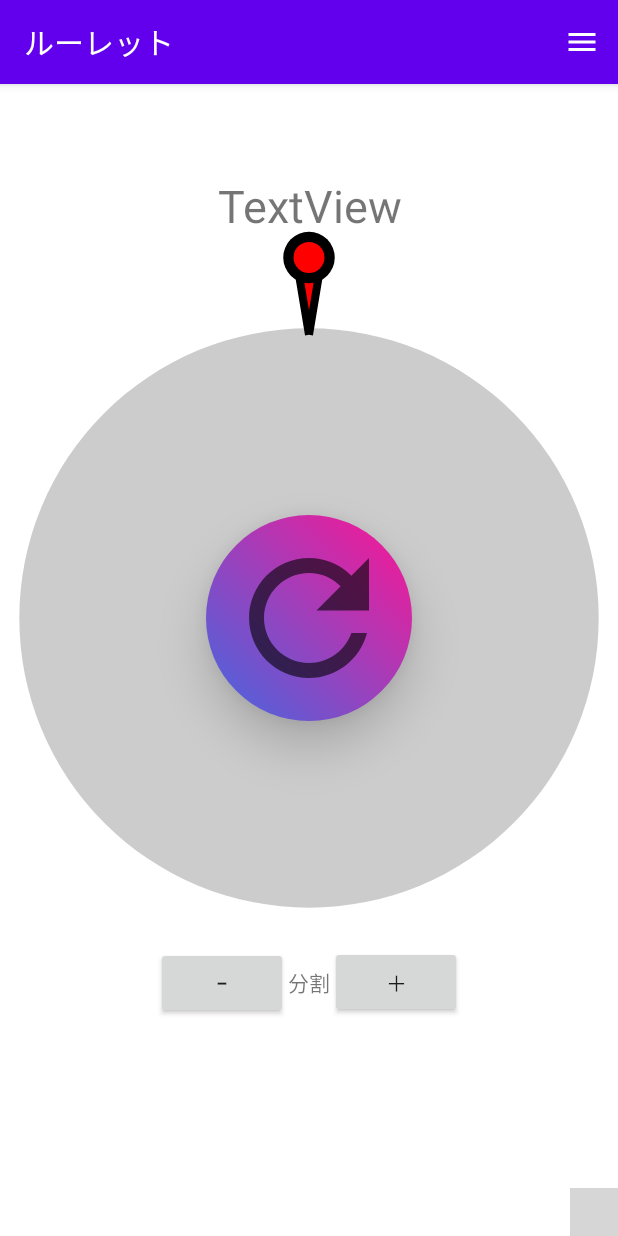
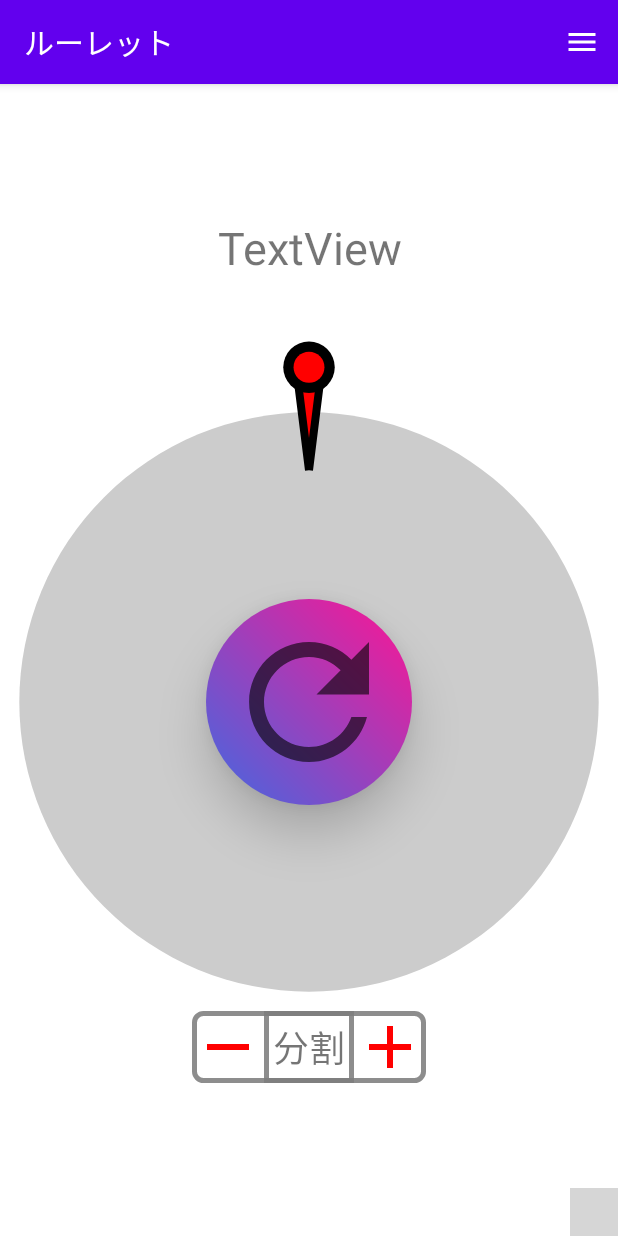
Before and after one commit to kasaiS-2-S-2/Cheat_Roulette, an Android app: the screen it shows after launch (MainActivity), on a phone screen of 412 x 824 dp. Run offline under Robolectric (Android 15) with nearby library versions, the light colour scheme and no system bars; our stand-ins replace Room's generated code; libraries missing offline, so code that uses them is left out: jahirfiquitiva.libs.fabsmenu; plain views replace FABsMenu, FABsMenuLayout, TitleFAB; pictures from the network do not load; 9 statements that could not run were skipped; grey boxes are pictures that could not be loaded.

Commit message:
adjusted layout

```diff
--- a/app/src/main/java/com/e/myroulette1/MainActivity.java
+++ b/app/src/main/java/com/e/myroulette1/MainActivity.java
@@ -17,11 +17,15 @@ import android.view.Gravity;
 import android.view.Menu;
 import android.view.MenuItem;
 import android.view.View;
+import android.view.ViewGroup;
 import android.view.WindowManager;
 import android.view.animation.Animation;
 import android.view.animation.DecelerateInterpolator;
+import android.view.animation.LinearInterpolator;
 import android.view.animation.RotateAnimation;
 import android.widget.Button;
+import android.widget.ImageButton;
+import android.widget.LinearLayout;
 import android.widget.RadioButton;
 import android.widget.RelativeLayout;
 import android.widget.TextView;
@@ -67,12 +71,15 @@ public class MainActivity extends AppCompatActivity {
     private PushImageButton rouletteStartButton;
     private TextView resultTextView;
     private Button resetButton;
-    private Button plusButton;
-    private Button minusButton;
+    //private Button plusButton;
+    //private Button minusButton;
+    private ImageButton plusButton;
+    private ImageButton minusButton;
     private Button createButton;
     private Button checkButton;
     private Button editButton;
     private Button toMyRouletteButton;
+    private LinearLayout splitButtonLayout;
     private ConstraintLayout constraintLayout;
     private DrawerLayout drawerLayout;
     private NavigationView navigationView;
@@ -251,7 +258,6 @@ public class MainActivity extends AppCompatActivity {
         //relativeLayout = findViewById(R.id.relativeLayout_main);
 
 
-        constraintLayout = findViewById(R.id.constraintLayout);
         toolbar = findViewById(R.id.toolbar_main);
         toolbar.setTitle("ルーレット");
         setSupportActionBar(toolbar);
@@ -268,8 +274,15 @@ public class MainActivity extends AppCompatActivity {
         Point displayAre = new Point();
         disp.getSize(displayAre);
 
+        constraintLayout = findViewById(R.id.constraintLayout);
         constraintLayout.getViewById(R.id.rouletteStartButton).getLayoutParams().width = displayAre.x / 3;
         constraintLayout.getViewById(R.id.rouletteStartButton).getLayoutParams().height = displayAre.x / 3;
+
+        splitButtonLayout = findViewById(R.id.split_button_layout);
+        ViewGroup.LayoutParams layoutParams = splitButtonLayout.getLayoutParams();
+        ViewGroup.MarginLayoutParams marginLayoutParams = (ViewGroup.MarginLayoutParams) layoutParams;
+        marginLayoutParams.setMargins(0, displayAre.x / 3, 0, 0);
+        splitButtonLayout.setLayoutParams(marginLayoutParams);
         //Matrix matrix = new Matrix();
         //matrix.setScale(displayAre.x * 2f / 9f, displayAre.x * 2f / 9f);
         //matrix.setScale(3, 3);
@@ -630,7 +643,8 @@ public class MainActivity extends AppCompatActivity {
             public void onClick(View view) {
                 if (rouletteExists) {
                     //背景色、resultTextViewをそれぞれ初期化する
-                    constraintLayout.setBackgroundColor(Color.parseColor("#FFFFFF"));
+                    //constraintLayout.setBackgroundColor(Color.parseColor("#FFFFFF"));
+                    changeBackgroundColorWithAnimation(Color.parseColor("#FFFFFFFF"));
                     resultTextView.setText("");
                     //RouletteView roulette = (RouletteView) rouletteViewInLayout;
                     (rouletteViewInLayout.splitCount)++;
@@ -648,7 +662,8 @@ public class MainActivity extends AppCompatActivity {
             public void onClick(View view) {
                 if (rouletteExists) {
                     //背景色、resultTextViewをそれぞれ初期化する
-                    constraintLayout.setBackgroundColor(Color.parseColor("#FFFFFF"));
+                    //constraintLayout.setBackgroundColor(Color.parseColor("#FFFFFF"));
+                    changeBackgroundColorWithAnimation(Color.parseColor("#FFFFFFFF"));
                     resultTextView.setText("");
                     //RouletteView roulette = (RouletteView) rouletteViewInLayout;
                     if (rouletteViewInLayout.splitCount >= 2) {
@@ -981,7 +996,7 @@ public class MainActivity extends AppCompatActivity {
         int colorFrom = ((ColorDrawable)constraintLayout.getBackground()).getColor();
         int colorTo = toColor;
         ValueAnimator colorAnimation = ValueAnimator.ofObject(new ArgbEvaluator(), colorFrom, colorTo);
-        colorAnimation.setDuration(100);
+        colorAnimation.setDuration(200);
         colorAnimation.addUpdateListener(new ValueAnimator.AnimatorUpdateListener() {
 
             @Override
--- a/app/src/main/java/com/e/myroulette1/PointerView.java
+++ b/app/src/main/java/com/e/myroulette1/PointerView.java
@@ -150,11 +150,11 @@ public class PointerView extends View {
 
         // 三角形を書く
         float tx1 = xc;
-        float ty1 = xc + xc/4 - xc/6;
-        float tx2 = xc - xc/24;
-        float ty2 = yc - xc - xc/6;
-        float tx3 = xc + xc/24;
-        float ty3 = yc - xc - xc/6;
+        float ty1 = yc - xc - (xc/12) + (xc/3);
+        float tx2 = xc - (xc/24);
+        float ty2 = yc - xc - (xc/12);
+        float tx3 = xc + (xc/24);
+        float ty3 = yc - xc - (xc/12);
 
         //paint.setStrokeWidth(10);
         path.moveTo(tx1, ty1);
--- /dev/null
+++ b/app/src/main/res/drawable/ic_baseline_add_48.xml
@@ -0,0 +1,10 @@
+<vector xmlns:android="http://schemas.android.com/apk/res/android"
+    android:width="48dp"
+    android:height="48dp"
+    android:viewportWidth="24"
+    android:viewportHeight="24"
+    android:tint="?attr/colorControlNormal">
+  <path
+      android:fillColor="@android:color/white"
+      android:pathData="M19,13h-6v6h-2v-6H5v-2h6V5h2v6h6v2z"/>
+</vector>
--- a/app/src/main/res/drawable/ic_baseline_delete_forever_24.xml
+++ /dev/null
@@ -1,10 +0,0 @@
-<vector xmlns:android="http://schemas.android.com/apk/res/android"
-    android:width="24dp"
-    android:height="24dp"
-    android:viewportWidth="24"
-    android:viewportHeight="24"
-    android:tint="?attr/colorControlNormal">
-  <path
-      android:fillColor="#FFFFFFFF"
-      android:pathData="M6,19c0,1.1 0.9,2 2,2h8c1.1,0 2,-0.9 2,-2L18,7L6,7v12zM8.46,11.88l1.41,-1.41L12,12.59l2.12,-2.12 1.41,1.41L13.41,14l2.12,2.12 -1.41,1.41L12,15.41l-2.12,2.12 -1.41,-1.41L10.59,14l-2.13,-2.12zM15.5,4l-1,-1h-5l-1,1L5,4v2h14L19,4z"/>
-</vector>
--- /dev/null
+++ b/app/src/main/res/drawable/ic_baseline_delete_forever_48.xml
@@ -0,0 +1,5 @@
+<vector android:height="48dp" android:tint="?attr/colorControlNormal"
+    android:viewportHeight="24" android:viewportWidth="24"
+    android:width="48dp" xmlns:android="http://schemas.android.com/apk/res/android">
+    <path android:fillColor="@android:color/white" android:pathData="M6,19c0,1.1 0.9,2 2,2h8c1.1,0 2,-0.9 2,-2L18,7L6,7v12zM8.46,11.88l1.41,-1.41L12,12.59l2.12,-2.12 1.41,1.41L13.41,14l2.12,2.12 -1.41,1.41L12,15.41l-2.12,2.12 -1.41,-1.41L10.59,14l-2.13,-2.12zM15.5,4l-1,-1h-5l-1,1L5,4v2h14L19,4z"/>
+</vector>
--- /dev/null
+++ b/app/src/main/res/drawable/ic_baseline_remove_48.xml
@@ -0,0 +1,10 @@
+<vector xmlns:android="http://schemas.android.com/apk/res/android"
+    android:width="48dp"
+    android:height="48dp"
+    android:viewportWidth="24"
+    android:viewportHeight="24"
+    android:tint="?attr/colorControlNormal">
+  <path
+      android:fillColor="@android:color/white"
+      android:pathData="M19,13H5v-2h14v2z"/>
+</vector>
--- /dev/null
+++ b/app/src/main/res/drawable/split_button_border.xml
@@ -0,0 +1,13 @@
+<?xml version="1.0" encoding="utf-8"?>
+<shape xmlns:android="http://schemas.android.com/apk/res/android"
+    android:shape="rectangle" >
+
+    <stroke
+        android:width="3dp"
+        android:color="#E07E7E7E" />
+
+    <corners android:radius="6dp"/>
+
+    <solid android:color="#FFFFFFFF"/>
+
+</shape>
--- /dev/null
+++ b/app/src/main/res/drawable/split_minus_button_push_behavior.xml
@@ -0,0 +1,17 @@
+<?xml version="1.0" encoding="utf-8"?>
+<selector xmlns:android="http://schemas.android.com/apk/res/android"
+    android:enterFadeDuration="500"
+    android:exitFadeDuration="500">
+    <!-- ImageButtonの画像クリック時に色を変える -->
+    <item android:state_pressed="true">
+        <shape
+            android:shape="rectangle">
+            <!-- ボタンの色(半透明で薄いグレー) -->
+            <solid android:color="#E07E7E7E"/>
+            <corners
+                android:bottomLeftRadius="6dp"
+                android:topLeftRadius="6dp" />
+        </shape>
+    </item>
+    <item android:drawable="@android:color/transparent"/>
+</selector>
--- /dev/null
+++ b/app/src/main/res/drawable/split_plus_button_push_behavior.xml
@@ -0,0 +1,17 @@
+<?xml version="1.0" encoding="utf-8"?>
+<selector xmlns:android="http://schemas.android.com/apk/res/android"
+    android:enterFadeDuration="500"
+    android:exitFadeDuration="500">
+    <!-- ImageButtonの画像クリック時に色を変える -->
+    <item android:state_pressed="true">
+        <shape
+            android:shape="rectangle">
+            <!-- ボタンの色(半透明で薄いグレー) -->
+            <solid android:color="#E07E7E7E"/>
+            <corners
+                android:bottomRightRadius="6dp"
+                android:topRightRadius="6dp" />
+        </shape>
+    </item>
+    <item android:drawable="@android:color/transparent"/>
+</selector>
--- /dev/null
+++ b/app/src/main/res/drawable/split_textview_border.xml
@@ -0,0 +1,8 @@
+<?xml version="1.0" encoding="utf-8"?>
+<shape xmlns:android="http://schemas.android.com/apk/res/android"
+    android:shape="rectangle" >
+    <stroke
+        android:width="3dp"
+        android:color="#E07E7E7E" />
+
+</shape>
--- a/app/src/main/res/layout/activity_main.xml
+++ b/app/src/main/res/layout/activity_main.xml
@@ -68,13 +68,15 @@
     <com.e.myroulette1.RouletteView
         android:id="@+id/roulette"
         android:layout_width="match_parent"
-        android:layout_height="match_parent"
+        android:layout_height="wrap_content"
+        app:layout_constraintTop_toBottomOf="@id/toolbar_main"
         tools:ignore="MissingClass" />
 
     <com.e.myroulette1.PointerView
         android:id="@+id/pointerView"
         android:layout_width="match_parent"
-        android:layout_height="match_parent"
+        android:layout_height="wrap_content"
+        app:layout_constraintTop_toBottomOf="@id/toolbar_main"
         tools:ignore="MissingClass" />
 
     <com.e.myroulette1.PushImageButton
@@ -105,31 +107,58 @@
         app:layout_constraintTop_toBottomOf="@+id/toolbar_main" />
 
     <LinearLayout
+        android:id="@+id/split_button_layout"
         android:layout_width="wrap_content"
         android:layout_height="wrap_content"
-        android:layout_marginTop="150dp"
+        android:layout_marginTop="130dp"
         android:orientation="horizontal"
+        android:background="@drawable/split_button_border"
+        android:elevation="12dp"
         app:layout_constraintEnd_toEndOf="parent"
         app:layout_constraintStart_toStartOf="parent"
         app:layout_constraintTop_toBottomOf="@+id/rouletteStartButton">
 
-        <Button
+        <ImageButton
             android:id="@+id/minus_button"
-            android:layout_width="wrap_content"
-            android:layout_height="wrap_content"
-            android:text="−" />
+            android:layout_width="48dp"
+            android:layout_height="48dp"
+            android:background="@drawable/split_minus_button_push_behavior"
+            android:tint="#FFFF0000"
+            app:srcCompat="@drawable/ic_baseline_remove_48"/>
+
+        <!--<Button
+            android:id="@+id/minus_button"
+            android:layout_width="48dp"
+            android:layout_height="48dp"
+            android:background="@drawable/split_button_design"
+            android:text="−"
+            android:textSize="48dp"/>-->
 
         <TextView
             android:id="@+id/roulette_split"
             android:layout_width="wrap_content"
-            android:layout_height="wrap_content"
-            android:text="@string/roulette_split" />
+            android:layout_height="48dp"
+            android:text="@string/roulette_split"
+            android:textSize="24dp"
+            android:padding="6dp"
+            android:background="@drawable/split_textview_border"
+            android:gravity="center_vertical"/>
 
-        <Button
+        <!--<Button
             android:id="@+id/plus_button"
-            android:layout_width="wrap_content"
-            android:layout_height="wrap_content"
-            android:text="＋" />
+            android:layout_width="48dp"
+            android:layout_height="48dp"
+            android:background="@drawable/split_button_design"
+            android:text="＋"
+            android:textSize="48dp"/>-->
+
+        <ImageButton
+            android:id="@+id/plus_button"
+            android:layout_width="48dp"
+            android:layout_height="48dp"
+            android:tint="#FFFF0000"
+            android:background="@drawable/split_plus_button_push_behavior"
+            app:srcCompat="@drawable/ic_baseline_add_48"/>
 
     </LinearLayout>
 
--- a/app/src/main/res/layout/color_pick_dialog.xml
+++ b/app/src/main/res/layout/color_pick_dialog.xml
@@ -10,6 +10,7 @@
         android:id="@+id/color_preview"
         android:layout_width="wrap_content"
         android:layout_height="wrap_content"
+        android:layout_margin="4dp"
         android:background="@drawable/colorbutton_drawable"
         android:layout_gravity="right" />
 
--- a/app/src/main/res/menu/drawer_menu_main.xml
+++ b/app/src/main/res/menu/drawer_menu_main.xml
@@ -70,8 +70,7 @@
 
                 <item
                     android:id="@+id/nav_log"
-                    android:title="log1"
-                    android:icon="@drawable/ic_baseline_delete_forever_24"/>
+                    android:title="log1" />
 
             </menu>
         </item>
--- a/app/src/main/res/values/strings.xml
+++ b/app/src/main/res/values/strings.xml
@@ -40,5 +40,6 @@
     <string name="page_explain">画面説明</string>
     <string name="tutorial">チュートリアル</string>
     <string name="roulette_split">分割</string>
+    <string name="item_name_hint">項目名</string>
 
 </resources>
```
Also changed, not shown: app/src/main/java/com/e/myroulette1/RouletteItemListAdapter.java (+9 -0 lines), app/src/main/res/layout/rouletteitemlist_item.xml (+44 -8 lines), app/src/main/res/values/styles.xml (+20 -0 lines).
